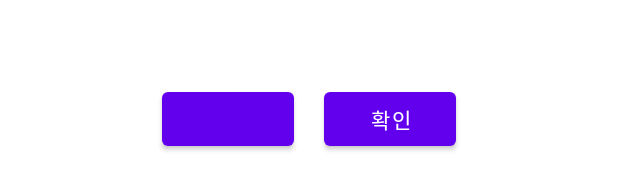
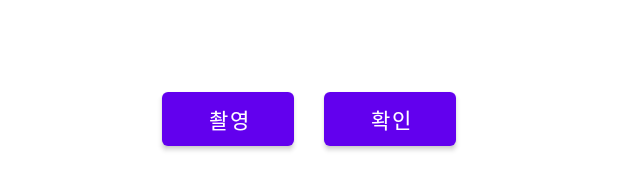
Before and after one commit to Kim-Ju-Yeop/LillyCover, an Android app: the layout activity_camera.xml on its own in the app's theme, with its tools: preview values and no code run, on a phone screen of 412 x 824 dp. Shown: the part 931-1121 px from the top of the screen. Run offline under Robolectric (Android 15) with nearby library versions, the phone set to English and light mode, and no system bars; plain views replace CameraKitView.

Commit message:
[REFACTOR] 프로젝트 속 전체적인 XML 레이아웃 리팩토링

```diff
--- a/app/src/main/res/layout/activity_camera.xml
+++ b/app/src/main/res/layout/activity_camera.xml
@@ -62,6 +62,7 @@
                 android:text="@={viewModel.buttonText}"
                 android:layout_marginEnd="10dp"
                 android:onClick="@{() -> viewModel.takeEvent()}"
+                tools:text="촬영"
                 tools:ignore="ButtonStyle" />
 
             <Button
--- a/app/src/main/res/layout/fragment_detail.xml
+++ b/app/src/main/res/layout/fragment_detail.xml
@@ -17,8 +17,7 @@
 
         <TextView
             android:layout_width="match_parent"
-            android:layout_height="match_parent"
-            android:text="DetailFragment" />
+            android:layout_height="match_parent" />
 
     </FrameLayout>
 
--- a/app/src/main/res/layout/fragment_home.xml
+++ b/app/src/main/res/layout/fragment_home.xml
@@ -17,8 +17,7 @@
 
         <TextView
             android:layout_width="match_parent"
-            android:layout_height="match_parent"
-            android:text="HomeFragment" />
+            android:layout_height="match_parent" />
 
     </FrameLayout>
 
```
